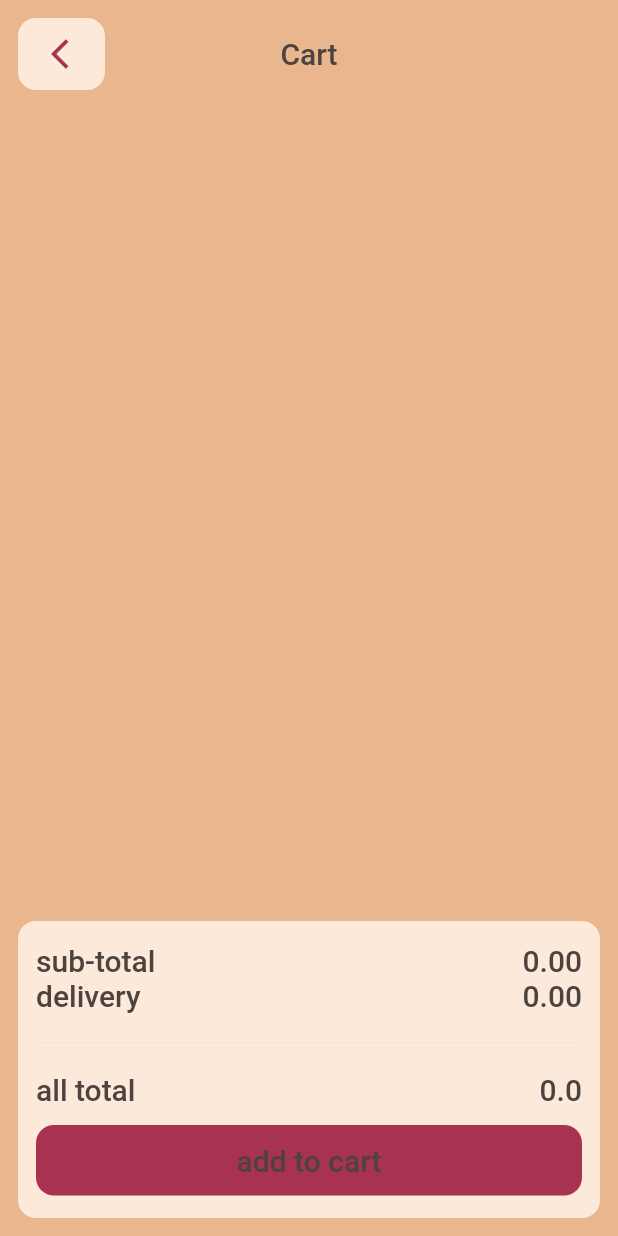
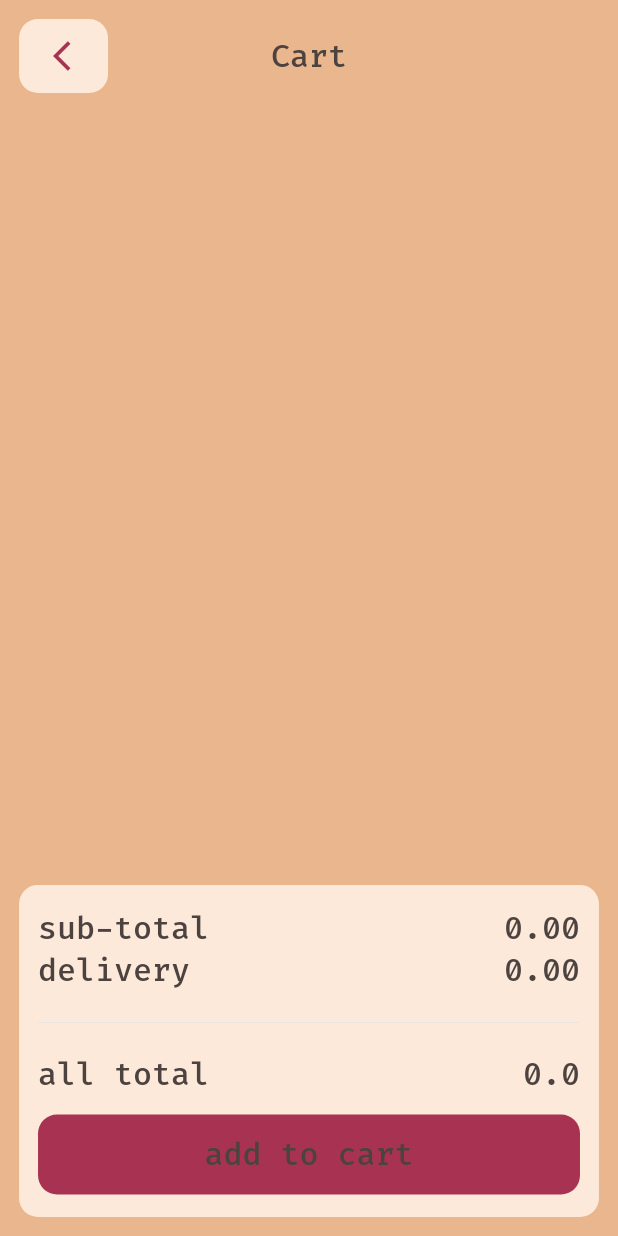
Before and after one commit to evgesha1247/eda2, a Flutter app: the screen it shows after launch, after a tap on the "shopping cart" icon, on a phone screen of 412 x 824 dp. Run offline on Flutter 3.47's test engine with Material 2 defaults, Android fonts, the phone set to English and light mode, and no system bars; our stand-ins replace dots_indicator, flutter_slidable, get, hive, hive_flutter; missing offline and left inert: bottom_nav_bar; accounts and stored records are empty; Roboto replaces fonts that are missing (Plankiss).

```diff
--- a/lib/ui/screens/cart_screen/cart_screen.dart
+++ b/lib/ui/screens/cart_screen/cart_screen.dart
@@ -13,7 +13,7 @@ class CartScreen extends StatelessWidget {
     return Scaffold(
       body: SafeArea(
         child: Padding(
-          padding: const EdgeInsets.all(ThemeApp.kInterval),
+          padding: EdgeInsets.all(ThemeAppSize.kInterval12),
           child: Column(
             children: [
               Stack(
@@ -26,7 +26,7 @@ class CartScreen extends StatelessWidget {
                   BigText(text: 'Cart')
                 ],
               ),
-              const SizedBox(height: ThemeApp.kInterval),
+              SizedBox(height: ThemeAppSize.kInterval12),
               Expanded(
                 child: ListView.builder(
                   itemCount: cart.cartItem.length,
@@ -35,7 +35,7 @@ class CartScreen extends StatelessWidget {
                   },
                 ),
               ),
-              const SizedBox(height: ThemeApp.kInterval),
+              SizedBox(height: ThemeAppSize.kInterval12),
               const _BottnCart(),
             ],
           ),
@@ -53,7 +53,7 @@ class _CartRows extends StatelessWidget {
     final cartModel = context.watch<CartModel>();
     final dishkey = cartModel.cartItem.entries.toList()[index].key;
     return Padding(
-      padding: const EdgeInsets.only(bottom: ThemeApp.kInterval),
+      padding: EdgeInsets.only(bottom: ThemeAppSize.kInterval12),
       child: Slidable(
         key: const ValueKey(0),
         endActionPane: ActionPane(
@@ -74,8 +74,8 @@ class _CartRows extends StatelessWidget {
         ),
         child: Container(
           decoration: BoxDecoration(
-            borderRadius: ThemeApp.decoration(),
-            color: ThemeApp.kFrontColor,
+            borderRadius: ThemeAppFun.decoration(),
+            color: ThemeAppColor.kFrontColor,
           ),
           clipBehavior: Clip.hardEdge,
           child: Row(
@@ -117,7 +117,7 @@ class _CartContent extends StatelessWidget {
     return Expanded(
       flex: 2,
       child: Padding(
-        padding: const EdgeInsets.all(ThemeApp.kInterval),
+        padding: EdgeInsets.all(ThemeAppSize.kInterval12),
         child: Column(
           crossAxisAlignment: CrossAxisAlignment.start,
           children: [
@@ -144,12 +144,12 @@ class _BottnCart extends StatelessWidget {
     final promotions = cart.promotions();
     return Container(
       decoration: BoxDecoration(
-        color: ThemeApp.kFrontColor,
-        borderRadius: ThemeApp.decoration(),
+        color: ThemeAppColor.kFrontColor,
+        borderRadius: ThemeAppFun.decoration(),
       ),
-      padding: const EdgeInsets.symmetric(
+      padding: EdgeInsets.symmetric(
         vertical: 15,
-        horizontal: ThemeApp.kInterval,
+        horizontal: ThemeAppSize.kInterval12,
       ),
       width: double.infinity,
       child: Column(
@@ -169,10 +169,10 @@ class _BottnCart extends StatelessWidget {
                     : BigText(text: 'delivery'),
             BigText(text: promotions.toStringAsFixed(2))
           ]),
-          const Padding(
-            padding: EdgeInsets.symmetric(vertical: ThemeApp.kInterval),
-            child: Divider(
-              color: ThemeApp.kWhite,
+          Padding(
+            padding: EdgeInsets.symmetric(vertical: ThemeAppSize.kInterval12),
+            child: const Divider(
+              color: ThemeAppColor.kWhite,
               thickness: .3,
             ),
           ),
@@ -183,15 +183,15 @@ class _BottnCart extends StatelessWidget {
               BigText(text: (cart.total + promotions).toString()),
             ],
           ),
-          const SizedBox(height: ThemeApp.kInterval),
+          SizedBox(height: ThemeAppSize.kInterval12),
           GestureDetector(
             onTap: () => cart.clear(),
             child: Container(
-              padding: const EdgeInsets.symmetric(vertical: ThemeApp.kInterval),
+              padding: EdgeInsets.symmetric(vertical: ThemeAppSize.kInterval12),
               width: double.infinity,
               decoration: BoxDecoration(
-                color: ThemeApp.kAccent,
-                borderRadius: ThemeApp.decoration(),
+                color: ThemeAppColor.kAccent,
+                borderRadius: ThemeAppFun.decoration(),
               ),
               child: Center(
                 child: BigText(text: 'add to cart'),
@@ -213,18 +213,18 @@ class _CartButtonBack extends StatelessWidget {
       onTap: () => model.showMenu(context),
       child: Container(
         decoration: BoxDecoration(
-          borderRadius: ThemeApp.decoration(),
-          color: ThemeApp.kFrontColor,
+          borderRadius: ThemeAppFun.decoration(),
+          color: ThemeAppColor.kFrontColor,
         ),
-        padding: const EdgeInsets.only(
-          top: ThemeApp.kInterval,
-          bottom: ThemeApp.kInterval,
-          left: ThemeApp.kInterval + 10,
-          right: ThemeApp.kInterval,
+        padding: EdgeInsets.only(
+          top: ThemeAppSize.kInterval12,
+          bottom: ThemeAppSize.kInterval12,
+          left: ThemeAppSize.kInterval12 + 10,
+          right: ThemeAppSize.kInterval12,
         ),
         child: const Icon(
           Icons.arrow_back_ios,
-          color: ThemeApp.kAccent,
+          color: ThemeAppColor.kAccent,
         ),
       ),
     );
--- a/lib/ui/screens/favorite_screen/favorite_screen.dart
+++ b/lib/ui/screens/favorite_screen/favorite_screen.dart
@@ -11,7 +11,7 @@ class FavoriteScreen extends StatelessWidget {
   @override
   Widget build(BuildContext context) {
     return Scaffold(
-      backgroundColor: ThemeApp.kFrontColor,
+      backgroundColor: ThemeAppColor.kFrontColor,
       body: Column(
         children: const [
           _HeaderFavoritWidget(),
@@ -34,7 +34,7 @@ class _HeaderFavoritWidget extends StatelessWidget {
         children: [
           BigText(text: 'Favorites'),
           const Icon(Icons.favorite_border_outlined,
-              color: ThemeApp.kAccent, size: 20)
+              color: ThemeAppColor.kAccent, size: 20)
         ],
       ),
     );
@@ -49,13 +49,13 @@ class _GridViewWidget extends StatelessWidget {
     return Expanded(
       child: Container(
         decoration: const BoxDecoration(
-          color: ThemeApp.kBGColor,
+          color: ThemeAppColor.kBGColor,
           borderRadius: BorderRadius.vertical(
             top: Radius.circular(20),
           ),
         ),
         child: GridView.custom(
-          padding: const EdgeInsets.all(ThemeApp.kInterval),
+          padding: EdgeInsets.all(ThemeAppSize.kInterval12),
           gridDelegate: SliverWovenGridDelegate.count(
             crossAxisCount: 2,
             crossAxisSpacing: 10,
@@ -81,7 +81,8 @@ class _ItemFovaritContainerWidget extends StatelessWidget {
   Widget build(BuildContext context) {
     return Container(
       decoration: BoxDecoration(
-          borderRadius: ThemeApp.decoration(), color: ThemeApp.kFrontColor),
+          borderRadius: ThemeAppFun.decoration(),
+          color: ThemeAppColor.kFrontColor),
       child: _ItemFovaritContainerImgWidget(index: index),
     );
   }
@@ -100,8 +101,8 @@ class _ItemFovaritContainerImgWidget extends StatelessWidget {
             padding: const EdgeInsets.all(8),
             width: double.infinity,
             decoration: BoxDecoration(
-                color: ThemeApp.kAccent2,
-                borderRadius: ThemeApp.decoration(),
+                color: ThemeAppColor.kAccent2,
+                borderRadius: ThemeAppFun.decoration(),
                 boxShadow: const [
                   BoxShadow(
                     color: Color.fromARGB(255, 33, 36, 54),
@@ -117,7 +118,7 @@ class _ItemFovaritContainerImgWidget extends StatelessWidget {
           ),
         ),
         Padding(
-          padding: const EdgeInsets.all(ThemeApp.kInterval),
+          padding: EdgeInsets.all(ThemeAppSize.kInterval12),
           child: BigText(text: itemsFovarit[index].name),
         ),
       ],
--- a/lib/ui/screens/guiding_screen/guiding_screen.dart
+++ b/lib/ui/screens/guiding_screen/guiding_screen.dart
@@ -52,11 +52,11 @@ class _FooterBottomBarWidget extends StatelessWidget {
     return BottomNavBar(
       curve: Curves.easeInOutCubicEmphasized,
       showElevation: false,
-      itemCornerRadius: ThemeApp.kRadius,
+      itemCornerRadius: ThemeAppSize.kRadius,
       selectedIndex: currentIndexTab,
       containerHeight: 60,
       containerPadding: const EdgeInsets.only(top: 8),
-      backgroundColor: ThemeApp.kBGColor,
+      backgroundColor: ThemeAppColor.kBGColor,
       onItemSelected: model.setCurrentIndexTab,
       animationDuration: const Duration(milliseconds: 300),
       mainAxisAlignment: MainAxisAlignment.spaceEvenly,
@@ -75,9 +75,9 @@ bottomItem(String text, IconData icon, int index) {
   return BottomNavBarItem(
     title: text,
     icon: Icon(icon),
-    inactiveColor: ThemeApp.kFrontColor,
+    inactiveColor: ThemeAppColor.kFrontColor,
     activeColor: Color(listIntActiveColor[index]),
-    activeBackgroundColor: ThemeApp.kFrontColor,
+    activeBackgroundColor: ThemeAppColor.kFrontColor,
   );
 }
 
@@ -87,12 +87,12 @@ class _FooterFlotingButtom extends StatelessWidget {
   Widget build(BuildContext context) {
     return const CircleAvatar(
       radius: 33,
-      backgroundColor: ThemeApp.kFrontColor,
+      backgroundColor: ThemeAppColor.kFrontColor,
       child: Center(
         child: FloatingActionButton(
           elevation: 0,
           onPressed: null,
-          backgroundColor: ThemeApp.kAccent,
+          backgroundColor: ThemeAppColor.kAccent,
           child: Icon(Icons.menu_sharp),
         ),
       ),
--- a/lib/ui/screens/menu_screnn/menu_screen.dart
+++ b/lib/ui/screens/menu_screnn/menu_screen.dart
@@ -14,22 +14,7 @@ class MenuScreen extends StatelessWidget {
     return Scaffold(
         body: CustomScrollView(
       slivers: mediaQuery >= 370
-          ? [
-              SliverAppBar(
-                leading: const SizedBox.shrink(),
-                collapsedHeight: 80,
-                floating: true,
-                pinned: false,
-                snap: true,
-                flexibleSpace: FlexibleSpaceBar(
-                  centerTitle: true,
-                  collapseMode: CollapseMode.pin,
-                  title: factor.makeHeder(),
-                ),
-                backgroundColor: ThemeApp.kBGColor,
-              ),
-              const _MenuBodyWidget()
-            ]
+          ? [factor.makeHeder(), const _MenuBodyWidget()]
           : [const _MenuBodyWidget()],
     ));
   }
@@ -84,8 +69,8 @@ class _CartItemContainerWidget extends StatelessWidget {
     return Container(
         margin: const EdgeInsets.only(top: 30, left: 10, right: 10),
         decoration: BoxDecoration(
-          color: ThemeApp.kFrontColor,
-          borderRadius: ThemeApp.decoration(),
+          color: ThemeAppColor.kFrontColor,
+          borderRadius: ThemeAppFun.decoration(),
           image: MediaQuery.of(context).size.width < 370
               ? DecorationImage(
                   image: AssetImage(itemImgUrl),
@@ -103,7 +88,7 @@ class _CartItemContainerContentWidget extends StatelessWidget {
   @override
   Widget build(BuildContext context) {
     return Padding(
-      padding: const EdgeInsets.all(ThemeApp.kInterval),
+      padding: EdgeInsets.all(ThemeAppSize.kInterval12),
       child: Column(
         children: [
           _ButtonFavoritWidget(index: index),
--- a/lib/ui/theme/theme_app.dart
+++ b/lib/ui/theme/theme_app.dart
@@ -1,6 +1,7 @@
 import 'package:flutter/material.dart';
+import 'package:get/get.dart';
 
-abstract class ThemeApp {
+abstract class ThemeAppColor {
   static const Color kWhite = Color.fromARGB(255, 221, 221, 227);
   static const Color kBlack = Color.fromARGB(255, 15, 15, 15);
   static const Color kAccent2 = Color.fromARGB(255, 53, 56, 74);
@@ -17,14 +18,33 @@ abstract class ThemeApp {
   static const Color kIconColor2 = Color(0xFFfcab88);
   static const Color kTitleColor = Color(0xFF4c423f);
   static const Color kTextColor = Colors.black54;
+}
 
-  static const kRadius = 12.0;
-  static const kInterval = 12.0;
-  static const kHeight = 33.0;
+abstract class ThemeAppSize {
+  static double height = 780.0;
+  static double kRadius = kScreensHeight / (height / 12);
+  static double kInterval12 = kScreensHeight / (height / 12);
+  static double kInterval24 = kScreensHeight / (height / 24);
+  static double kInterval5 = kScreensHeight / (height / 5);
 
-  static decoration({double radius = ThemeApp.kRadius}) {
+  static double kScreensHeight = Get.context!.height;
+  static double kScreensWidth = Get.context!.width;
+
+  static double kPageView = kScreensHeight / (height / 270);
+  static double kPageViewContainer = kScreensHeight / (height / 190);
+  static double kPageViewTextContainer = kScreensHeight / (height / 120);
+
+  static double kFontSize14 = kScreensHeight / (height / 14);
+  static double kFontSize18 = kScreensHeight / (height / 18);
+  static double kFontSize20 = kScreensHeight / (height / 20);
+  static double kFontSize22 = kScreensHeight / (height / 22);
+  static double kFontSize25 = kScreensHeight / (height / 25);
+}
+
+abstract class ThemeAppFun {
+  static decoration({double radius = 0}) {
     return BorderRadius.all(
-      Radius.circular(radius),
+      Radius.circular(radius == 0 ? ThemeAppSize.kRadius : radius),
     );
   }
 }
--- a/lib/ui/widgets/app/my_app_widget.dart
+++ b/lib/ui/widgets/app/my_app_widget.dart
@@ -1,4 +1,5 @@
 import 'package:flutter/material.dart';
+import 'package:get/get.dart';
 import 'package:text/ui/navigations/main_navigation.dart';
 import 'package:text/ui/theme/theme_app.dart';
 
@@ -7,11 +8,11 @@ class MyAppWidget extends StatelessWidget {
   @override
   Widget build(BuildContext context) {
     final mainNavigation = MainNavigation();
-    return MaterialApp(
+    return GetMaterialApp(
       title: 'flutter app',
       theme: ThemeData(
-        fontFamily: 'Plankiss',
-        scaffoldBackgroundColor: ThemeApp.kBGColor,
+        fontFamily: 'FiraCode',
+        scaffoldBackgroundColor: ThemeAppColor.kBGColor,
       ),
       routes: mainNavigation.routes,
       initialRoute: mainNavigation.initialRoute,
--- a/lib/ui/widgets/auth/auth_widget.dart
+++ b/lib/ui/widgets/auth/auth_widget.dart
@@ -9,8 +9,8 @@ class AuthWidget extends StatelessWidget {
       decoration: const BoxDecoration(
         gradient: LinearGradient(
           colors: [
-            ThemeApp.kFrontColor,
-            ThemeApp.kBGColor,
+            ThemeAppColor.kFrontColor,
+            ThemeAppColor.kBGColor,
           ],
           begin: Alignment.topCenter,
           end: Alignment.bottomCenter,
--- a/lib/ui/widgets/big_text.dart
+++ b/lib/ui/widgets/big_text.dart
@@ -1,4 +1,5 @@
 import 'package:flutter/cupertino.dart';
+import 'package:text/ui/theme/theme_app.dart';
 
 class BigText extends StatelessWidget {
   final String text;
@@ -11,7 +12,7 @@ class BigText extends StatelessWidget {
     required this.text,
     this.color = const Color(0xFF4c423f),
     this.overflow = TextOverflow.ellipsis,
-    this.size = 20,
+    this.size = 0,
     this.maxLines = 1,
   }) : super(key: key);
   @override
@@ -21,7 +22,7 @@ class BigText extends StatelessWidget {
       maxLines: maxLines,
       overflow: overflow,
       style: TextStyle(
-        fontSize: size,
+        fontSize: size == 0 ? ThemeAppSize.kFontSize20 : size,
         color: color,
         fontWeight: FontWeight.w500,
       ),
--- a/lib/ui/widgets/header_widget/header_widget.dart
+++ b/lib/ui/widgets/header_widget/header_widget.dart
@@ -5,16 +5,27 @@ import 'package:provider/provider.dart';
 import 'package:text/ui/widgets/header_widget/header_model.dart';
 import '../../theme/theme_app.dart';
 
+const _height = 33.0;
+
 class HederWidget extends StatelessWidget {
   const HederWidget({Key? key}) : super(key: key);
   @override
   Widget build(BuildContext context) {
-    const InputBorder styleSearch = OutlineInputBorder(
-      borderRadius: BorderRadius.all(Radius.circular(ThemeApp.kRadius)),
-      borderSide: BorderSide(style: BorderStyle.none),
+    InputBorder styleSearch = OutlineInputBorder(
+      borderRadius: BorderRadius.all(Radius.circular(ThemeAppSize.kRadius)),
+      borderSide: const BorderSide(style: BorderStyle.none),
     );
-    return Padding(
-      padding: const EdgeInsets.all(ThemeApp.kInterval),
+    return SliverAppBar(
+      leading: const SizedBox.shrink(),
+      collapsedHeight: 80,
+      floating: true,
+      pinned: false,
+      snap: true,
+      flexibleSpace: FlexibleSpaceBar(
+        centerTitle: true,
+        collapseMode: CollapseMode.pin,
+        title: Padding(
+          padding: EdgeInsets.all(ThemeAppSize.kInterval12),
           child: FittedBox(
             child: LimitedBox(
               maxWidth: 400,
@@ -22,19 +33,20 @@ class HederWidget extends StatelessWidget {
                 children: [
                   Row(
                     crossAxisAlignment: CrossAxisAlignment.center,
-                children: const [
+                    children: [
                       Expanded(
                         child: SizedBox(
-                      height: ThemeApp.kHeight,
+                          height: _height,
                           child: TextField(
-                        cursorColor: ThemeApp.kAccent,
+                            cursorColor: ThemeAppColor.kAccent,
                             decoration: InputDecoration(
                               contentPadding: EdgeInsets.zero,
                               isDense: true,
                               filled: true,
-                          fillColor: Color.fromARGB(255, 235, 235, 235),
-                          prefixIcon:
-                              Icon(Icons.search, color: ThemeApp.kAccent),
+                              fillColor:
+                                  const Color.fromARGB(255, 235, 235, 235),
+                              prefixIcon: const Icon(Icons.search,
+                                  color: ThemeAppColor.kAccent),
                               hintText: 'Search',
                               enabledBorder: styleSearch,
                               focusedBorder: styleSearch,
@@ -42,14 +54,17 @@ class HederWidget extends StatelessWidget {
                           ),
                         ),
                       ),
-                  SizedBox(width: ThemeApp.kInterval),
-                  _FilterButtonWidget(),
+                      SizedBox(width: ThemeAppSize.kInterval12),
+                      const _FilterButtonWidget(),
                     ],
                   ),
                 ],
               ),
             ),
           ),
+        ),
+      ),
+      backgroundColor: ThemeAppColor.kBGColor,
     );
   }
 }
@@ -63,9 +78,9 @@ class _FilterButtonWidget extends StatelessWidget {
       shadowColor: Colors.transparent,
       foregroundColor: Colors.transparent,
       backgroundColor: Colors.transparent,
-      side: const BorderSide(width: 2, color: ThemeApp.kAccent),
+      side: const BorderSide(width: 2, color: ThemeAppColor.kAccent),
       shape: RoundedRectangleBorder(
-        borderRadius: ThemeApp.decoration(),
+        borderRadius: ThemeAppFun.decoration(),
       ),
     );
     final model = context.read<HeaderModel>();
@@ -73,8 +88,8 @@ class _FilterButtonWidget extends StatelessWidget {
       style: styleBut,
       onPressed: () => model.showCart(context),
       child: const SizedBox(
-        height: ThemeApp.kHeight,
-        child: Icon(Icons.shopping_cart, color: ThemeApp.kAccent),
+        height: _height,
+        child: Icon(Icons.shopping_cart, color: ThemeAppColor.kAccent),
       ),
     );
   }
--- a/lib/ui/widgets/small_text.dart
+++ b/lib/ui/widgets/small_text.dart
@@ -1,4 +1,6 @@
 import 'package:flutter/material.dart';
+
+import '../theme/theme_app.dart';
 
 class SmallText extends StatelessWidget {
   final String text;
@@ -13,7 +15,7 @@ class SmallText extends StatelessWidget {
     this.color = const Color(0xFF6c625f),
     this.overflow = TextOverflow.ellipsis,
     this.height = 1.2,
-    this.size = 14,
+    this.size = 0,
     this.maxLines = 2,
   }) : super(key: key);
   @override
@@ -23,7 +25,7 @@ class SmallText extends StatelessWidget {
       maxLines: maxLines,
       overflow: overflow,
       style: TextStyle(
-        fontSize: size,
+        fontSize: size == 0 ? ThemeAppSize.kFontSize14 : size,
         color: color,
         height: height,
         fontWeight: FontWeight.w500,
```
Also changed, not shown: lib/ui/screens/dish_detailed_screen/dish_detailed_screen.dart (+36 -36 lines), lib/ui/screens/home_screen/home_screen.dart (+120 -86 lines), pubspec.yaml (+4 -3 lines), pubspec.lock. Lines whose indentation alone changed are shown as unchanged.
